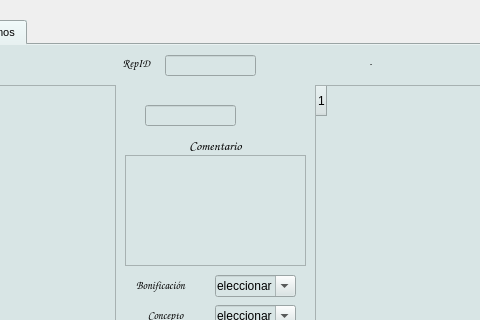
Above: reparaciones.ui from Matias2178/Sistema_Postventa before the change; both pictures show x 287 to 767 and y 0 to 320 of the 1298 by 607 pixel window. Below: the same form after it.
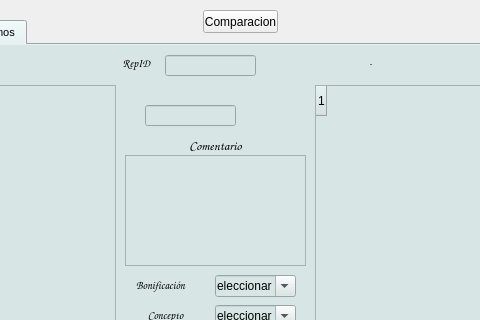
That is the form after the change. Icons and pictures are not drawn.

Commit message: Ahora cuando se borra un trabajo, tambien se borran los ingresos y los items de las reparaciones relacionados. Se Agrego en las tablas una columna que indica la cantidad de items procesados Implementacion de una funcion que muestra si hay diferencia entre las cantidades de lo que se ingreso y de lo que se proceso,y muestra un resumen en la pantalla de notas de pedido Funcion para completar la planilla de Excel de los ingresos. Implementacion de funcion que busca trabajos borrados y elimina los items que quedaron sin relacion

What changed in the file:
```diff
--- a/reparaciones.ui
+++ b/reparaciones.ui
@@ -6393,6 +6393,19 @@
     <number>21</number>
    </attribute>
   </widget>
+  <widget class="QPushButton" name="Comparacion">
+   <property name="geometry">
+    <rect>
+     <x>490</x>
+     <y>10</y>
+     <width>75</width>
+     <height>23</height>
+    </rect>
+   </property>
+   <property name="text">
+    <string>Comparacion</string>
+   </property>
+  </widget>
  </widget>
  <resources>
   <include location="PostVenta.qrc"/>
```
The commit also changes 19 other files.
